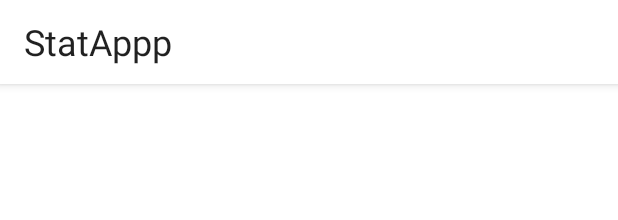
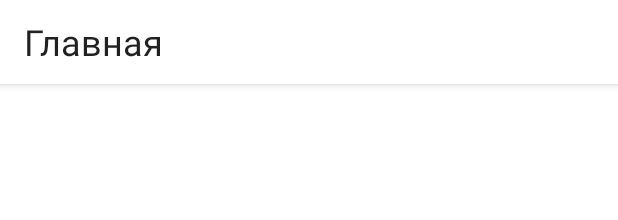
Before and after one commit to salboro/statAppp, an Android app: the layout fragment_feed.xml on its own in the app's theme, with its tools: preview values and no code run, on a phone screen of 412 x 824 dp. Shown: the top 220 px of the screen. Run offline under Robolectric (Android 15) with nearby library versions, the phone set to English and light mode, and no system bars.

Commit message:
Добавил строку для фида

```diff
--- a/app/src/main/res/layout/fragment_feed.xml
+++ b/app/src/main/res/layout/fragment_feed.xml
@@ -14,7 +14,7 @@
             style="@style/StatAppToolbar"
             android:layout_width="match_parent"
             android:layout_height="match_parent"
-            app:title="@string/app_name" />
+            app:title="@string/feed_title" />
 
     </com.google.android.material.appbar.AppBarLayout>
 
--- a/app/src/main/res/values/strings.xml
+++ b/app/src/main/res/values/strings.xml
@@ -1,5 +1,6 @@
 <resources>
     <string name="app_name">StatAppp</string>
 
+    <string name="feed_title">Главная</string>
     <string name="more">Ещё</string>
 </resources>
```
